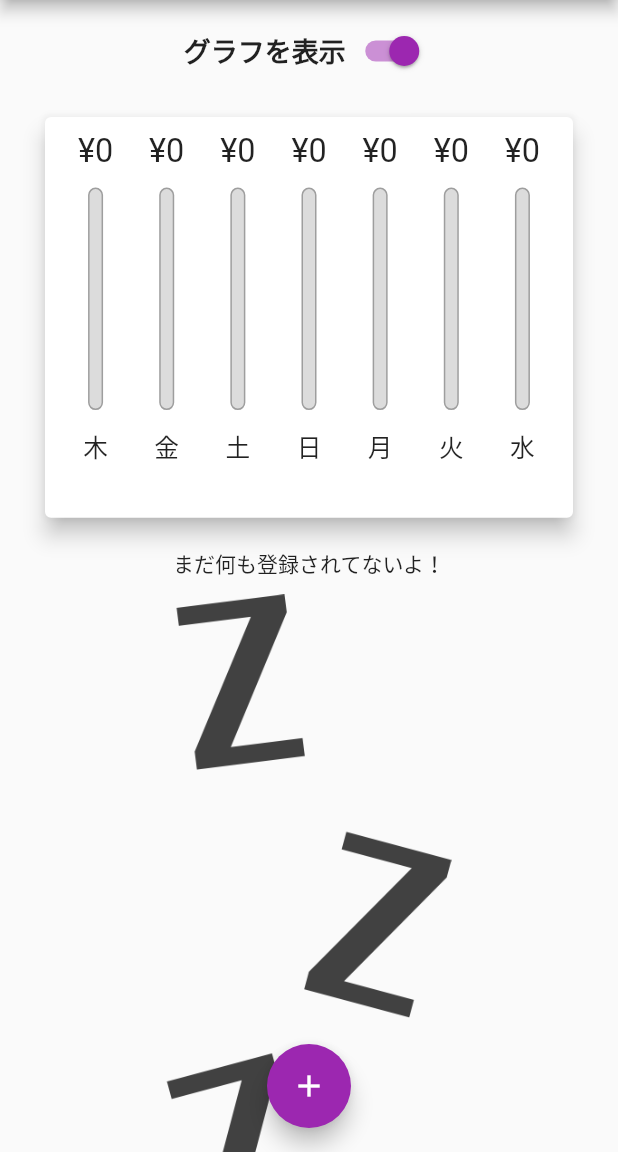
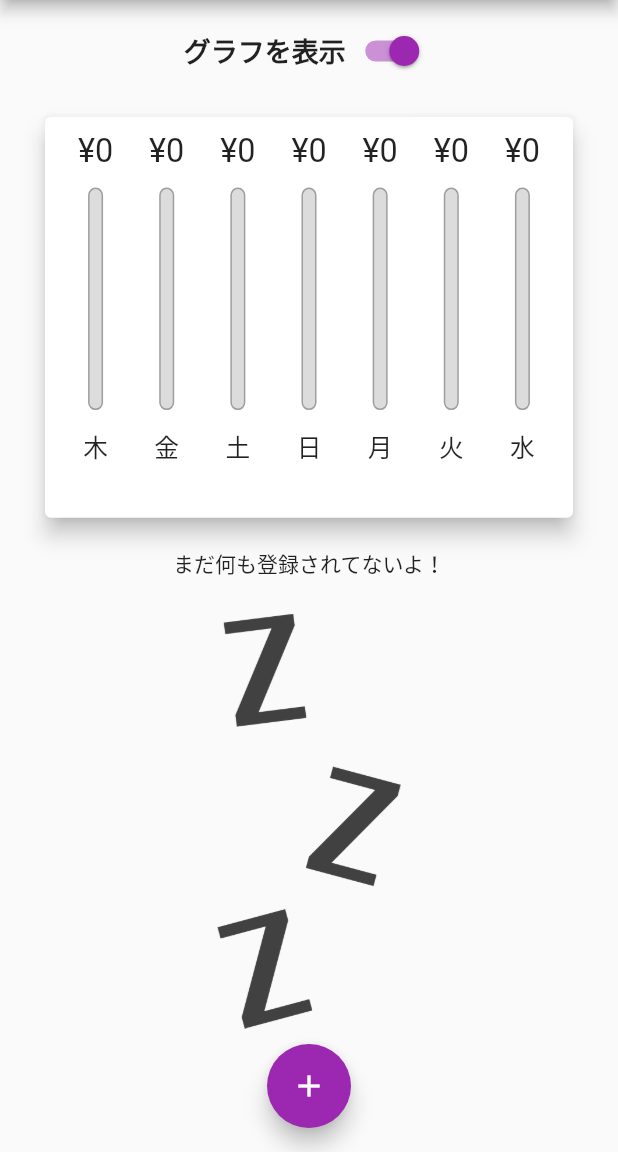
Before and after one commit to trm11tkr/expenses-recorder, a Flutter app: the screen it shows after launch, on a phone screen of 412 x 824 dp, the part 84-1236 px from its top. Run offline on Flutter 3.47's test engine with Material 2 defaults, Android fonts, the phone set to English and light mode, and no system bars.

Commit message:
ImageをLayoutBuilderを使用して設定

```diff
--- a/lib/widgets/transaction_list.dart
+++ b/lib/widgets/transaction_list.dart
@@ -14,15 +14,27 @@ class TransactionList extends StatelessWidget {
   @override
   Widget build(BuildContext context) {
     return transactions.isEmpty
-        ? Column(
+        ? LayoutBuilder(
+            builder: (ctx, constraints) {
+              return Column(
                 children: [
                   Text(
                     'まだ何も登録されてないよ！',
                     style: Theme.of(context).textTheme.bodyMedium,
                   ),
-              const SizedBox(height: 10),
-              Expanded(child: Image.asset('assets/images/waiting.png')),
+                  SizedBox(
+                    height: constraints.maxHeight * 0.05,
+                  ),
+                  SizedBox(
+                    height: constraints.maxHeight * 0.6,
+                    child: Image.asset(
+                      'assets/images/waiting.png',
+                      fit: BoxFit.cover,
+                    ),
+                  ),
                 ],
+              );
+            },
           )
         : ListView.builder(
             itemBuilder: ((context, index) {
```
Lines whose indentation alone changed are shown as unchanged.
